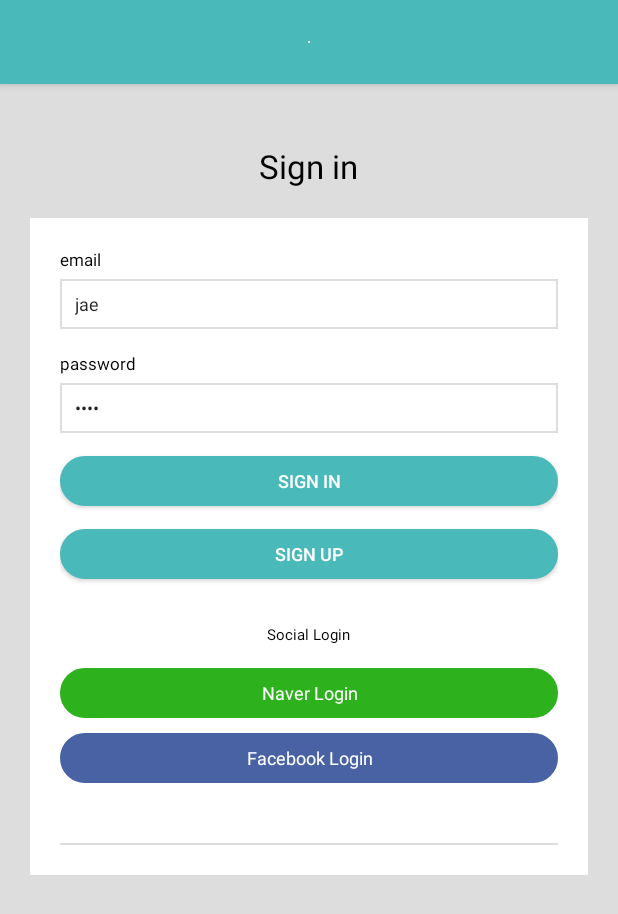
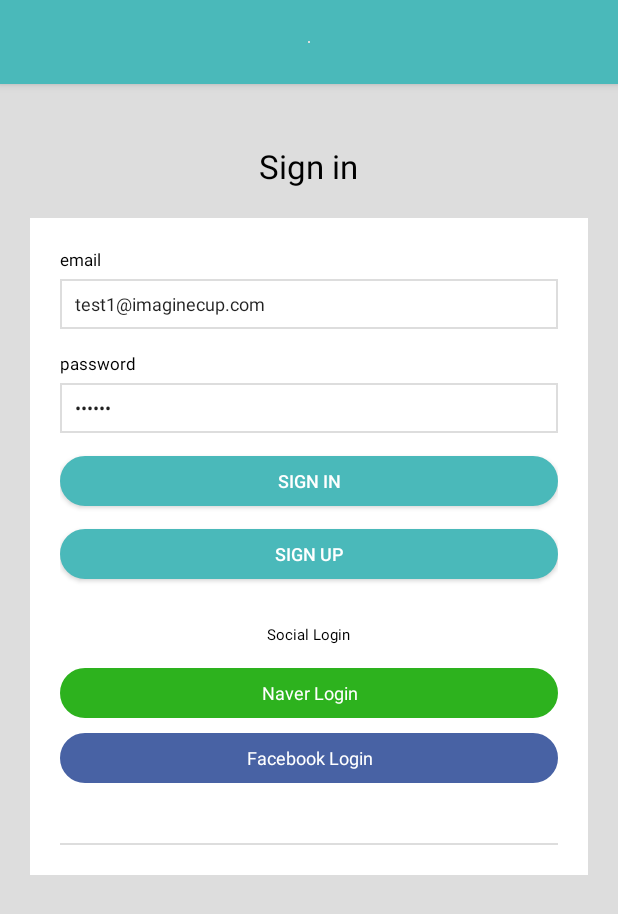
Before and after one commit to yansfil/ic_tomorrance, an Android app: the screen it shows after launch (SigninActivity), on a phone screen of 412 x 824 dp. Shown: the top 914 px of the screen. Run offline under Robolectric (Android 15) with nearby library versions, the phone set to English and light mode, and no system bars; libraries missing offline, so code that uses them is left out: com.microsoft.windowsazure, uk.co.chrisjenx; Roboto replaces fonts that are not available here; 2 statements that could not run were skipped.

Commit message:
imagine final

```diff
--- a/app/src/main/java/com/example/hoyeonlee/imaginecup/Status/StatusActivity.java
+++ b/app/src/main/java/com/example/hoyeonlee/imaginecup/Status/StatusActivity.java
@@ -196,7 +196,7 @@ public class StatusActivity extends BackActionBarActivity {
         // Note: this comparator imposes orderings that are inconsistent with
         // equals.
         public int compare(String a, String b) {
-            if (base.get(a) >= base.get(b)) {
+            if (base.get(a) <= base.get(b)) {
                 return -1;
             } else {
                 return 1;
--- a/app/src/main/res/layout/activity_signin.xml
+++ b/app/src/main/res/layout/activity_signin.xml
@@ -78,7 +78,7 @@
                     android:hint=""
                     android:inputType="textEmailAddress"
                     android:paddingLeft="10dp"
-                    android:text="jae"
+                    android:text="test1@imaginecup.com"
                     android:textSize="12sp" />
 
             </LinearLayout>
@@ -108,7 +108,7 @@
                     android:hint="password"
                     android:inputType="textPassword"
                     android:paddingLeft="10dp"
-                    android:text="1234"
+                    android:text="123456"
                     android:textSize="12sp" />
 
             </LinearLayout>
```
